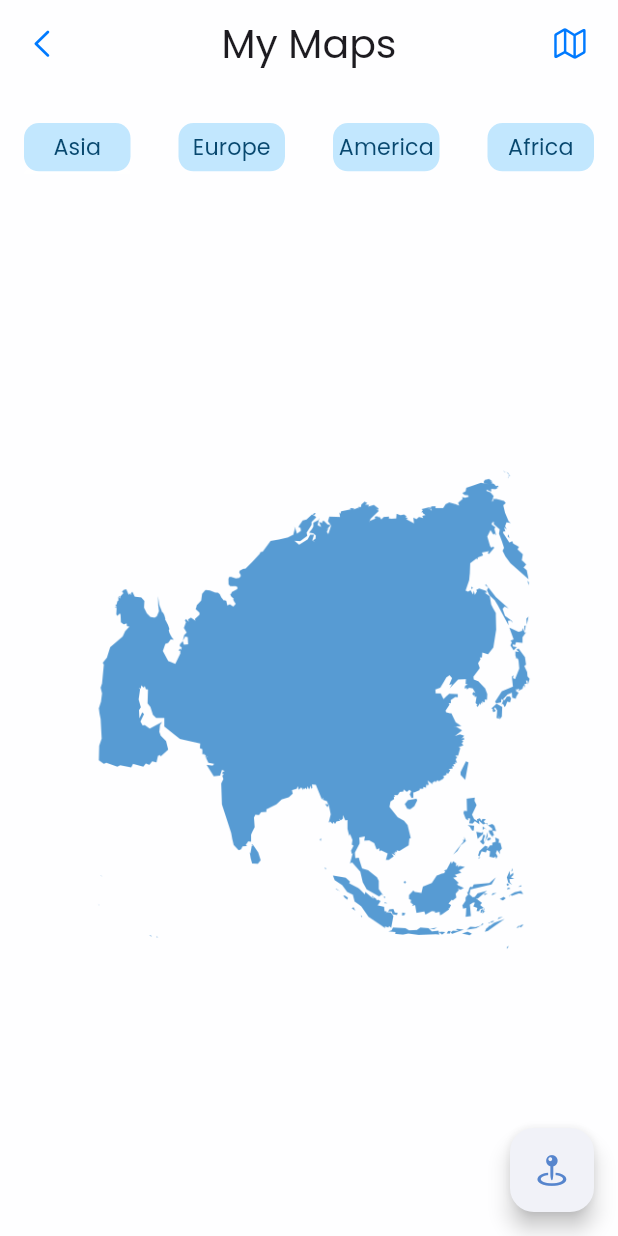
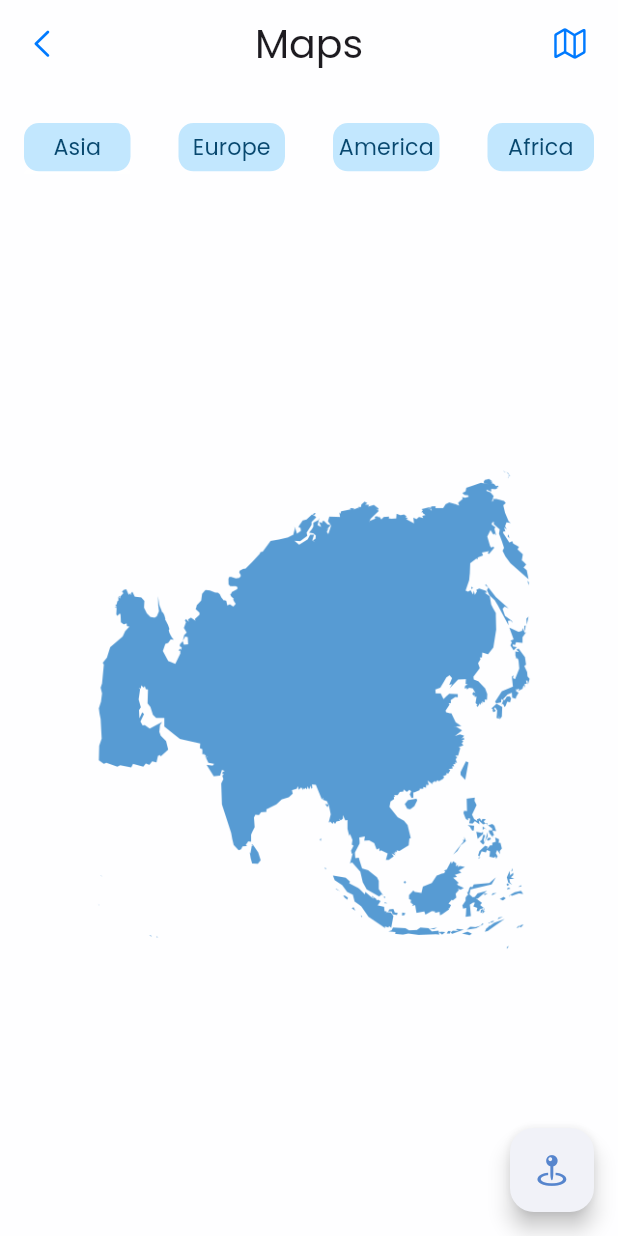
Before and after one commit to Sadman-123/My_Maps_UI, a Flutter app: the screen it shows after launch, on a phone screen of 412 x 824 dp. Run offline on Flutter 3.47's test engine with Material 3 defaults, Android fonts, the phone set to English and light mode, and no system bars.

Commit message:
changes for standard code guideline

```diff
--- a/lib/presentation/ui/home.dart
+++ b/lib/presentation/ui/home.dart
@@ -6,9 +6,13 @@ class Home extends StatelessWidget{
     var mdw=MediaQuery.sizeOf(context).width;
     var mdh=MediaQuery.sizeOf(context).height;
     List<Widget> lst=[
+
       Container(child: Center(child: Image.asset('assets/asia.png',width: mdw*0.8,),),),
+
       Container(child: Center(child: Image.asset('assets/europe.png',width: mdw*0.8,),),),
+
       Container(child: Center(child: Image.asset('assets/america.png',width: mdw*0.8,),),),
+
       Container(child: Center(child: Image.asset('assets/africa.png',width: mdw*0.8,),),),
     ];
     return DefaultTabController(length: 4, child: Scaffold(
@@ -17,14 +21,19 @@ class Home extends StatelessWidget{
         backgroundColor: Color(0xFFfefeff),
         toolbarHeight: mdh*0.07,
         centerTitle: true,
-        leading: IconButton(onPressed: (){}, icon: Icon(CupertinoIcons.left_chevron,color: CupertinoColors.link,)),
+        leading: IconButton(
+            onPressed: (){},
+            icon: Icon(CupertinoIcons.left_chevron,color: CupertinoColors.link,)
+        ),
         actions: [
+
           Padding(
             padding: const EdgeInsets.all(8.0),
             child: IconButton(onPressed: (){}, icon: Icon(CupertinoIcons.map,color: CupertinoColors.link,)),
           ),
+
         ],
-        title: Text("My Maps",style: TextStyle(fontSize: mdw*0.064,fontWeight: FontWeight.w500,),),
+        title: Text("Maps",style: TextStyle(fontSize: mdw*0.064,fontWeight: FontWeight.w500,),),
         bottom: PreferredSize(
           preferredSize: Size.fromHeight(mdh*0.071),
           child: TabBar(
@@ -32,16 +41,26 @@ class Home extends StatelessWidget{
             indicatorColor: Color(0xFFfefeff),
             splashBorderRadius: BorderRadius.circular(10),
             tabs: [
+
               Diy_Tabbody(mdw, mdh, "Asia"),
+
               Diy_Tabbody(mdw, mdh, "Europe"),
+
               Diy_Tabbody(mdw, mdh, "America"),
+
               Diy_Tabbody(mdw, mdh, "Africa"),
+
             ],
           ),
         ),
       ),
       body: TabBarView(children: lst),
-      floatingActionButton: FloatingActionButton(backgroundColor: Color(0xFFf1f2f8),onPressed: (){},child: Icon(CupertinoIcons.map_pin_ellipse,color: Color(0xFF5685cd),),),
+      floatingActionButton: FloatingActionButton(
+        backgroundColor: Color(0xFFf1f2f8),onPressed: (){},
+        child: Icon(CupertinoIcons.map_pin_ellipse,
+          color: Color(0xFF5685cd),
+        ),
+      ),
     ));
   }
   Widget Diy_Tabbody(double mdw,double mdh,String title)
```
